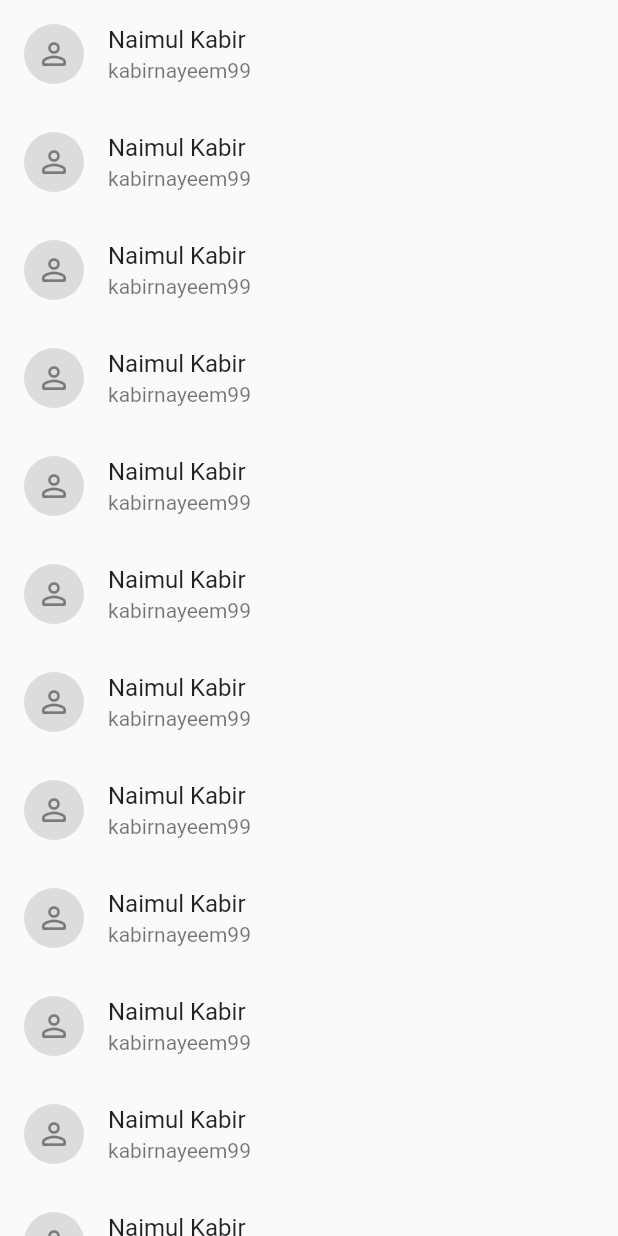
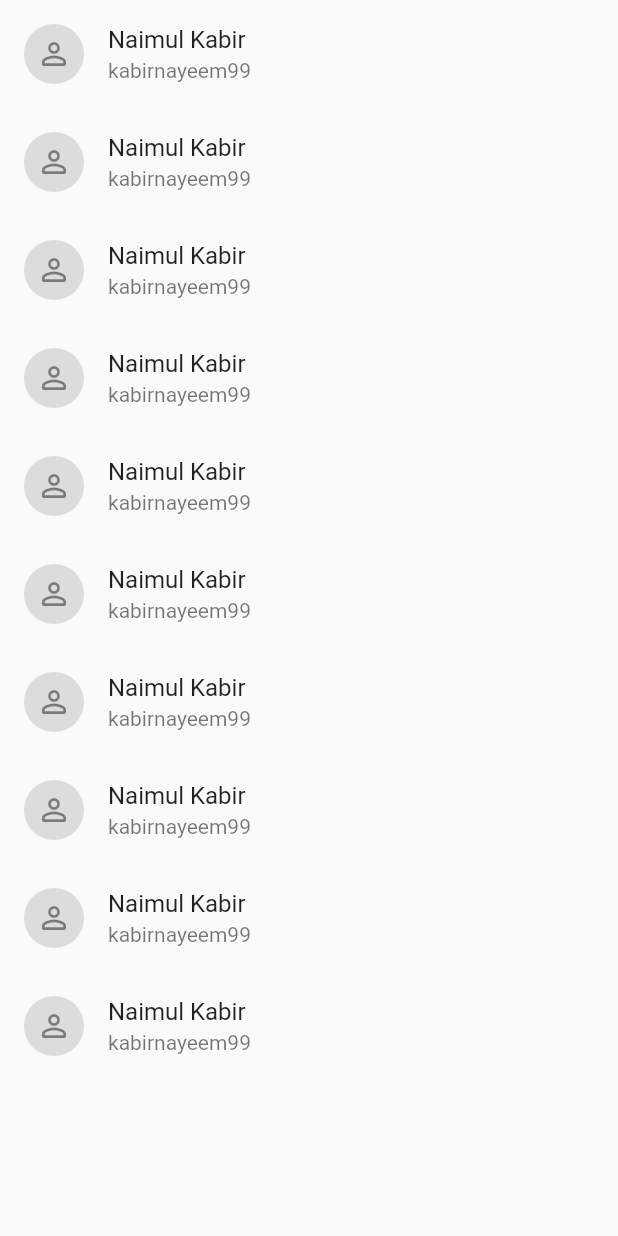
Before and after one commit to kabirnayeem99/simple_getx_clean_arch, a Flutter app: the UsersPage widget shown alone on an empty page, opened directly, on a phone screen of 412 x 824 dp. Run offline on Flutter 3.47's test engine with Material 2 defaults, Android fonts, the phone set to English and light mode, and no system bars; our stand-ins replace get.

```diff
--- a/lib/domain/entity/user.dart
+++ b/lib/domain/entity/user.dart
@@ -76,6 +76,6 @@ class User {
   }
 
   static List<User> mockUsers() {
-    return List.generate(20, (index) => mockUser());
+    return List.generate(10, (index) => mockUser());
   }
 }
--- /dev/null
+++ b/lib/presentation/controllers/users/user_controller.dart
@@ -0,0 +1,15 @@
+import 'package:get/get.dart';
+
+import '../../../domain/entity/user.dart';
+import '../../uistates/users_ui_state.dart';
+
+class UserController extends GetxController {
+  final Rx<UsersUiState> uiState = Rx<UsersUiState>(UsersUiState.init());
+
+  Future<void> loadUsers() async {
+    uiState.update((state) {
+      state?.isLoading = false;
+      state?.users = User.mockUsers();
+    });
+  }
+}
--- a/lib/presentation/pages/users/users_page.dart
+++ b/lib/presentation/pages/users/users_page.dart
@@ -1,20 +1,20 @@
 import 'package:flutter/material.dart';
 import 'package:get/get.dart';
+import 'package:simple_getx_clean_arch/presentation/controllers/users/user_controller.dart';
 import 'package:simple_getx_clean_arch/presentation/pages/posts/widgets/post_list_item.dart';
 
-import '../../../domain/entity/user.dart';
-
 class UsersPage extends StatelessWidget {
-  final List<User> users = User.mockUsers();
+  final controller = UserController()..loadUsers();
 
   UsersPage({super.key});
 
   @override
   Widget build(BuildContext context) {
+    final uiState = controller.uiState.value;
     return ListView.builder(
-      itemCount: users.length,
+      itemCount: uiState.users.length,
       itemBuilder: (context, position) {
-        final user = users[position];
+        final user = uiState.users[position];
         return ListTile(
           leading: Container(
             padding: const EdgeInsets.all(8.0),
--- /dev/null
+++ b/lib/presentation/uistates/users_ui_state.dart
@@ -0,0 +1,58 @@
+import '../../domain/entity/user.dart';
+
+class UsersUiState {
+  bool isLoading;
+  List<User> users;
+
+  UsersUiState({
+    required this.isLoading,
+    required this.users,
+  });
+
+  @override
+  bool operator ==(Object other) =>
+      identical(this, other) ||
+      (other is UsersUiState &&
+          runtimeType == other.runtimeType &&
+          isLoading == other.isLoading &&
+          users == other.users);
+
+  @override
+  int get hashCode => isLoading.hashCode ^ users.hashCode;
+
+  @override
+  String toString() {
+    return 'UsersUiState{ isLoading: $isLoading, users: $users,}';
+  }
+
+  UsersUiState copyWith({
+    bool? isLoading,
+    List<User>? users,
+  }) {
+    return UsersUiState(
+      isLoading: isLoading ?? this.isLoading,
+      users: users ?? this.users,
+    );
+  }
+
+  factory UsersUiState.init() {
+    return UsersUiState(
+      isLoading: true,
+      users: List.empty(),
+    );
+  }
+
+  Map<String, dynamic> toMap() {
+    return {
+      'isLoading': isLoading,
+      'users': users,
+    };
+  }
+
+  factory UsersUiState.fromMap(Map<String, dynamic> map) {
+    return UsersUiState(
+      isLoading: map['isLoading'] as bool,
+      users: map['users'] as List<User>,
+    );
+  }
+}
```
